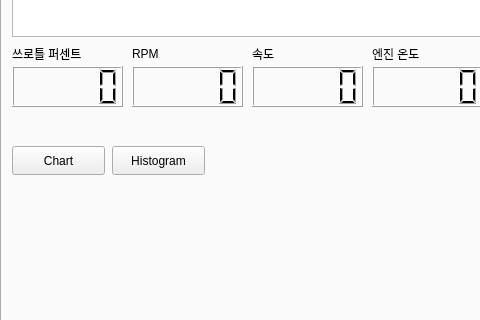
Before: the Qt Designer form CAN_Decode/mainwindow.ui in kimbc814/CAN_Editor, drawn with Qt 5; both pictures show x 0 to 480 and y 170 to 490 of the 620 by 799 pixel window.
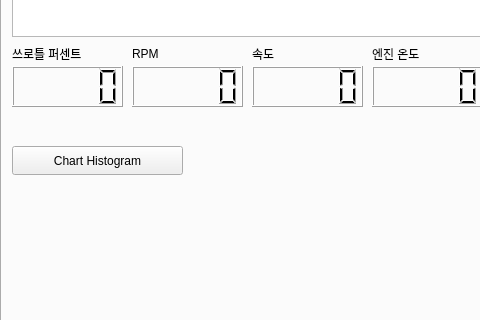
After: the same form once the commit is applied. The open tabs and pages were chosen to show the change.

Commit message: 05.10 Implementation of chart scoping function

Diff of the .ui file:
```diff
--- a/CAN_Decode/mainwindow.ui
+++ b/CAN_Decode/mainwindow.ui
@@ -993,25 +993,12 @@
        <rect>
         <x>10</x>
         <y>280</y>
-        <width>93</width>
+        <width>171</width>
         <height>29</height>
        </rect>
       </property>
       <property name="text">
-       <string>Chart</string>
-      </property>
-     </widget>
-     <widget class="QPushButton" name="bt_histo">
-      <property name="geometry">
-       <rect>
-        <x>110</x>
-        <y>280</y>
-        <width>93</width>
-        <height>29</height>
-       </rect>
-      </property>
-      <property name="text">
-       <string>Histogram</string>
+       <string>Chart Histogram</string>
       </property>
      </widget>
     </widget>
```
Left out of the diff: 2 changed lines with no effect on the pictures. The commit also changes 5 other files.
